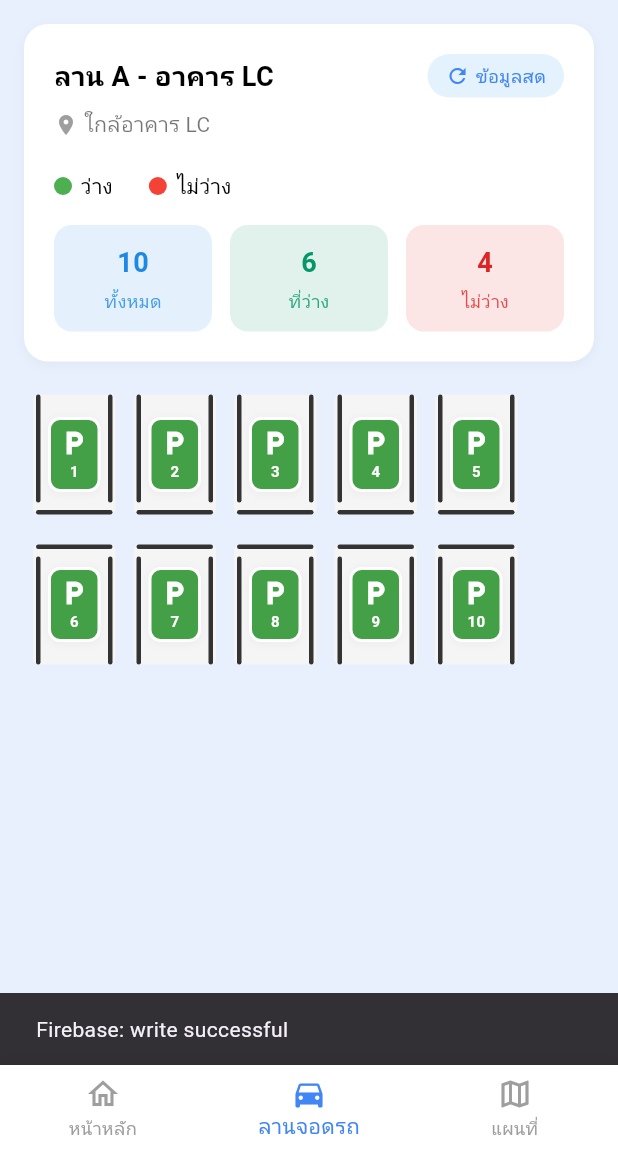
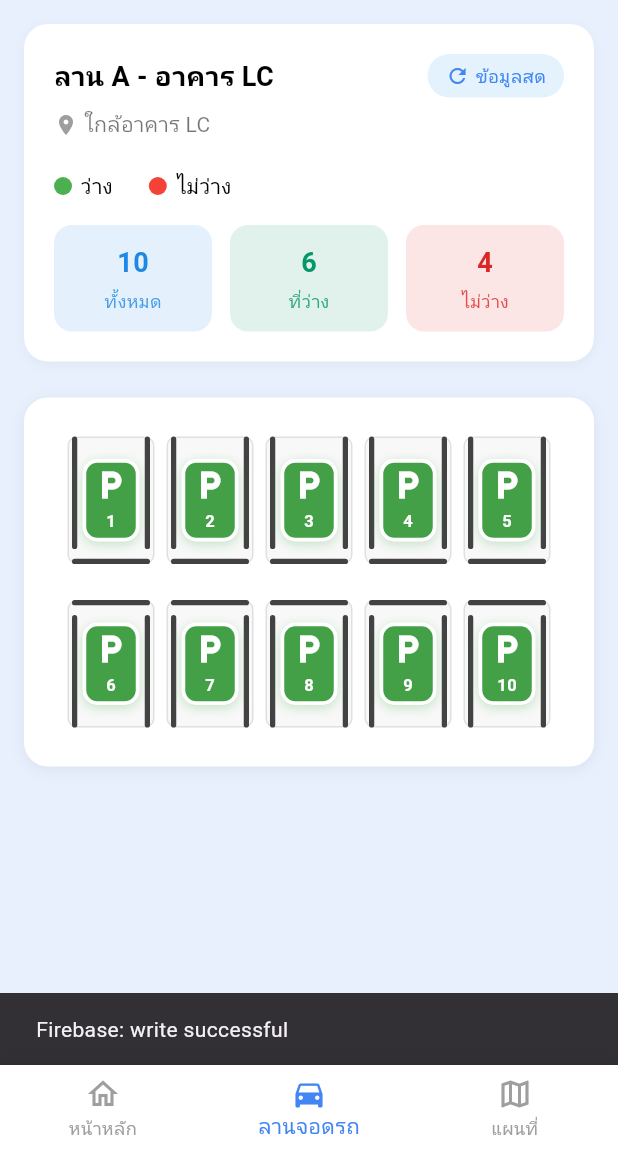
Before and after one commit to AlphaB135/Car_Parking, a Flutter app: the ParkingDetailAScreen screen opened by its route, on a phone screen of 412 x 824 dp, the part 84-1236 px from its top. Run offline on Flutter 3.47's test engine with Material 3 defaults, Android fonts, the phone set to English and light mode, and no system bars; our stand-ins replace firebase_core, firebase_database, flutter_map, geolocator, latlong2; accounts and stored records are empty.

Commit message:
Parking A

```diff
--- a/my_app/lib/screens/parking_detail_A.dart
+++ b/my_app/lib/screens/parking_detail_A.dart
@@ -64,7 +64,6 @@ class _ParkingDetailAScreenState extends State<ParkingDetailAScreen> {
         raw['available'] ?? summary['available'],
         sensorsCount - _occupiedLive,
       );
-      // occupied computed from total/available when present
       final updatedAt = summary['updated_at'] ?? raw['updated_at'];
 
       if (!mounted) return;
@@ -233,32 +232,49 @@ class _ParkingDetailAScreenState extends State<ParkingDetailAScreen> {
                         style: TextStyle(fontSize: 12, color: Colors.grey[600]),
                       ),
                     ],
-                    // 'ข้อมูลเพิ่มเติม' section removed per request
                   ],
                 ),
               ),
-              const SizedBox(height: 16),
+              const SizedBox(height: 24),
 
-              // Spots grid: live when firebaseEnabled, otherwise local mock
-              firebaseEnabled
+              // <CHANGE> Centered parking spots grid with improved styling
+              Center(
+                child: Container(
+                  padding: const EdgeInsets.all(20),
+                  decoration: BoxDecoration(
+                    color: Colors.white,
+                    borderRadius: BorderRadius.circular(16),
+                    boxShadow: [
+                      BoxShadow(
+                        color: Colors.black.withOpacity(0.06),
+                        blurRadius: 8,
+                        offset: const Offset(0, 2),
+                      ),
+                    ],
+                  ),
+                  child: firebaseEnabled
                       ? StreamBuilder<Map<String, Map<String, dynamic>>>(
                           stream: Rtdb().lotSpotsMap(lotId),
                           builder: (context, snapshot) {
                             final map =
-                            snapshot.data ?? <String, Map<String, dynamic>>{};
-                        // show loader while waiting for first data
+                                snapshot.data ??
+                                <String, Map<String, dynamic>>{};
                             if (snapshot.connectionState ==
                                     ConnectionState.waiting &&
                                 map.isEmpty) {
                               return const Padding(
                                 padding: EdgeInsets.all(24),
-                            child: Center(child: CircularProgressIndicator()),
+                                child: Center(
+                                  child: CircularProgressIndicator(),
+                                ),
                               );
                             }
                             return _buildSpotsGridFromMap(context, map);
                           },
                         )
                       : _buildSpotsGridFromMock(),
+                ),
+              ),
             ],
           ),
         ),
@@ -311,43 +327,47 @@ class _ParkingDetailAScreenState extends State<ParkingDetailAScreen> {
     );
   }
 
+  // <CHANGE> Improved mock grid with better centering and spacing
   Widget _buildSpotsGridFromMock() {
     Widget spot(int i) {
       final occupied = parkingSpots[i];
       return GestureDetector(
         onTap: () => setState(() => parkingSpots[i] = !parkingSpots[i]),
         child: Padding(
-          padding: const EdgeInsets.all(6),
+          padding: const EdgeInsets.symmetric(horizontal: 4, vertical: 6),
           child: _buildRealisticParkingSpot(i + 1, occupied, isTopRow: i < 5),
         ),
       );
     }
 
-    final firstRow = Row(children: List<Widget>.generate(5, (i) => spot(i)));
-    final secondRow = Row(
+    return Column(
+      mainAxisAlignment: MainAxisAlignment.center,
+      crossAxisAlignment: CrossAxisAlignment.center,
+      children: [
+        Row(
+          mainAxisAlignment: MainAxisAlignment.center,
+          children: List<Widget>.generate(5, (i) => spot(i)),
+        ),
+        const SizedBox(height: 12),
+        Row(
+          mainAxisAlignment: MainAxisAlignment.center,
           children: List<Widget>.generate(5, (i) => spot(i + 5)),
+        ),
+      ],
     );
-    return Column(children: [firstRow, const SizedBox(height: 8), secondRow]);
   }
 
-  // ...existing code...
-
-  // kept for compatibility; spot rendering now uses grid builders when live
-
+  // <CHANGE> Improved live grid with better centering and spacing
   Widget _buildSpotsGridFromMap(
     BuildContext context,
     Map<String, Map<String, dynamic>> map,
   ) {
-    // Expect keys like '01'..'10'. We will index by numeric key.
-    // If keys are missing, fall back to 1..10
     final items = List<Widget>.generate(10, (i) {
       final key = (i + 1).toString().padLeft(2, '0');
       final entry = map.containsKey(key)
           ? map[key]!
           : <String, dynamic>{'occupied': false};
       final occupied = Rtdb.normalizeOccupied(entry['occupied']);
-      // debug: show raw value and runtimeType
-      // ignore: avoid_print
       print(
         'A spot $key raw=${entry['occupied']} type=${entry['occupied']?.runtimeType} -> $occupied',
       );
@@ -362,96 +382,107 @@ class _ParkingDetailAScreenState extends State<ParkingDetailAScreen> {
             await Rtdb().toggleSpot(lotId, spotId);
           } catch (e) {
             ScaffoldMessenger.of(context).showSnackBar(
-              const SnackBar(
-                content: Text(
-                  '\u0e2d\u0e31\u0e1b\u0e40\u0e14\u0e15\u0e2a\u0e16\u0e32\u0e19\u0e30\u0e0a\u0e48\u0e2d\u0e07\u0e08\u0e2d\u0e14\u0e44\u0e21\u0e48\u0e2a\u0e33',
-                ),
-              ),
+              const SnackBar(content: Text('อัปเดตสถานะช่องจอดไม่สำเร็จ')),
             );
           }
         },
         child: Padding(
-          padding: const EdgeInsets.all(6),
+          padding: const EdgeInsets.symmetric(horizontal: 4, vertical: 6),
           child: _buildRealisticParkingSpot(i + 1, occupied, isTopRow: i < 5),
         ),
       );
     });
+
     return Column(
-      crossAxisAlignment: CrossAxisAlignment.start,
+      mainAxisAlignment: MainAxisAlignment.center,
+      crossAxisAlignment: CrossAxisAlignment.center,
       children: [
-        Row(children: items.sublist(0, 5)),
-        const SizedBox(height: 8),
-        Row(children: items.sublist(5)),
+        Row(
+          mainAxisAlignment: MainAxisAlignment.center,
+          children: items.sublist(0, 5),
+        ),
+        const SizedBox(height: 12),
+        Row(
+          mainAxisAlignment: MainAxisAlignment.center,
+          children: items.sublist(5),
+        ),
       ],
     );
   }
 
+  // <CHANGE> Enhanced parking spot design with better shadows and borders
   Widget _buildRealisticParkingSpot(
     int number,
     bool isOccupied, {
     required bool isTopRow,
   }) {
     return SizedBox(
-      width: 55,
-      height: 80,
+      width: 58,
+      height: 85,
       child: Stack(
         children: [
+          // Background
           Container(
             decoration: BoxDecoration(
-              color: const Color(0xFFF5F5F5),
-              borderRadius: BorderRadius.circular(4),
+              color: const Color(0xFFF8F8F8),
+              borderRadius: BorderRadius.circular(6),
+              border: Border.all(color: Colors.grey[300]!, width: 1),
             ),
           ),
+          // Left border
           Positioned(
-            left: 2,
-            top: isTopRow ? 0 : 8,
-            bottom: isTopRow ? 8 : 0,
+            left: 3,
+            top: isTopRow ? 0 : 10,
+            bottom: isTopRow ? 10 : 0,
             child: Container(
-              width: 3,
+              width: 3.5,
               decoration: BoxDecoration(
-                color: const Color(0xFF333333),
-                borderRadius: BorderRadius.circular(1.5),
+                color: const Color(0xFF424242),
+                borderRadius: BorderRadius.circular(2),
               ),
             ),
           ),
+          // Right border
           Positioned(
-            right: 2,
-            top: isTopRow ? 0 : 8,
-            bottom: isTopRow ? 8 : 0,
+            right: 3,
+            top: isTopRow ? 0 : 10,
+            bottom: isTopRow ? 10 : 0,
             child: Container(
-              width: 3,
+              width: 3.5,
               decoration: BoxDecoration(
-                color: const Color(0xFF333333),
-                borderRadius: BorderRadius.circular(1.5),
+                color: const Color(0xFF424242),
+                borderRadius: BorderRadius.circular(2),
               ),
             ),
           ),
+          // Top/Bottom border
           Positioned(
-            left: 2,
-            right: 2,
+            left: 3,
+            right: 3,
             top: isTopRow ? null : 0,
             bottom: isTopRow ? 0 : null,
             child: Container(
-              height: 3,
+              height: 3.5,
               decoration: BoxDecoration(
-                color: const Color(0xFF333333),
-                borderRadius: BorderRadius.circular(1.5),
+                color: const Color(0xFF424242),
+                borderRadius: BorderRadius.circular(2),
               ),
             ),
           ),
+          // Car/Parking indicator
           if (isOccupied)
             Center(
               child: Container(
-                width: 35,
-                height: 50,
+                width: 38,
+                height: 55,
                 decoration: BoxDecoration(
-                  color: Colors.red[700],
-                  borderRadius: BorderRadius.circular(8),
+                  color: Colors.red[600],
+                  borderRadius: BorderRadius.circular(10),
                   boxShadow: [
                     BoxShadow(
-                      color: Colors.black.withOpacity(0.12),
-                      blurRadius: 3,
-                      offset: const Offset(0, 1),
+                      color: Colors.red.withOpacity(0.3),
+                      blurRadius: 6,
+                      offset: const Offset(0, 2),
                     ),
                   ],
                 ),
@@ -461,14 +492,14 @@ class _ParkingDetailAScreenState extends State<ParkingDetailAScreen> {
                     const Icon(
                       Icons.directions_car,
                       color: Colors.white,
-                      size: 20,
+                      size: 24,
                     ),
-                    const SizedBox(height: 2),
+                    const SizedBox(height: 4),
                     Text(
                       '$number',
                       style: const TextStyle(
                         color: Colors.white,
-                        fontSize: 10,
+                        fontSize: 11,
                         fontWeight: FontWeight.bold,
                       ),
                     ),
@@ -479,17 +510,17 @@ class _ParkingDetailAScreenState extends State<ParkingDetailAScreen> {
           if (!isOccupied)
             Center(
               child: Container(
-                width: 35,
-                height: 50,
+                width: 38,
+                height: 55,
                 decoration: BoxDecoration(
                   color: Colors.green[600],
-                  borderRadius: BorderRadius.circular(8),
-                  border: Border.all(color: Colors.white, width: 2),
+                  borderRadius: BorderRadius.circular(10),
+                  border: Border.all(color: Colors.white, width: 2.5),
                   boxShadow: [
                     BoxShadow(
-                      color: Colors.black.withOpacity(0.04),
-                      blurRadius: 4,
-                      offset: const Offset(0, 1),
+                      color: Colors.green.withOpacity(0.3),
+                      blurRadius: 6,
+                      offset: const Offset(0, 2),
                     ),
                   ],
                 ),
@@ -499,14 +530,14 @@ class _ParkingDetailAScreenState extends State<ParkingDetailAScreen> {
                     const Icon(
                       Icons.local_parking,
                       color: Colors.white,
-                      size: 20,
+                      size: 24,
                     ),
-                    const SizedBox(height: 2),
+                    const SizedBox(height: 4),
                     Text(
                       '$number',
                       style: const TextStyle(
                         color: Colors.white,
-                        fontSize: 10,
+                        fontSize: 11,
                         fontWeight: FontWeight.bold,
                       ),
                     ),
```
Lines whose indentation alone changed are shown as unchanged.
